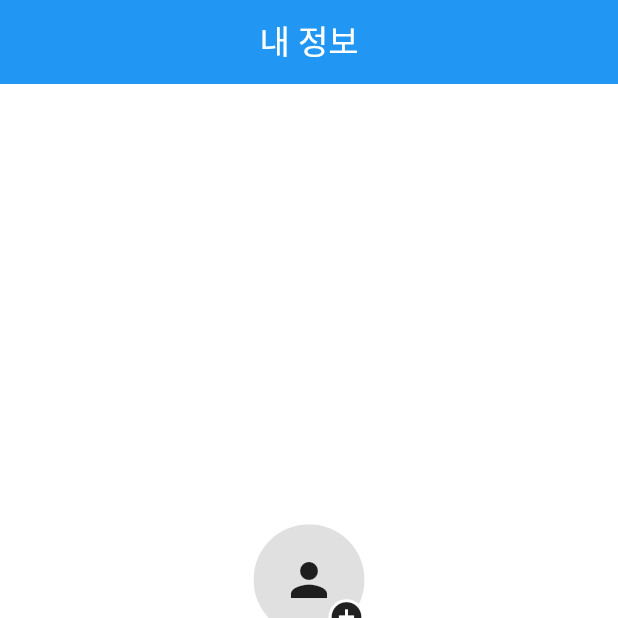
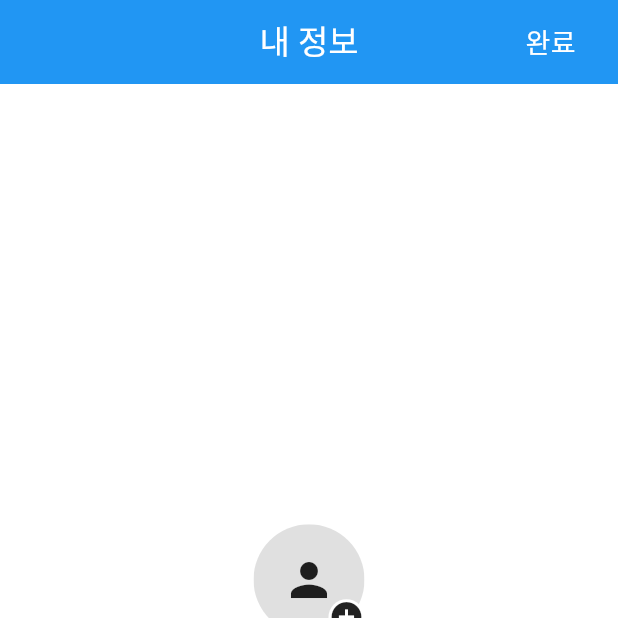
Before and after one commit to Meezzi/with-run-app, a Flutter app: the MyInfoPage screen opened directly with empty values, on a phone screen of 412 x 824 dp, the top half of it. Run offline on Flutter 3.47's test engine with Material 3 defaults, Android fonts, the phone set to English and light mode, and no system bars; our stand-ins replace cloud_firestore, firebase_auth, firebase_core, firebase_storage, flutter_dotenv, flutter_riverpod and 7 more; missing offline and left inert: time_range_picker; accounts and stored records are empty; generated files the repository leaves out were written again; project files that could hold a hidden picture were left out.

Commit message:
design : 앱바 액션 색상 변경

```diff
--- a/lib/ui/pages/my_info/my_info_page.dart
+++ b/lib/ui/pages/my_info/my_info_page.dart
@@ -121,7 +121,7 @@ class _MyInfoPageState extends ConsumerState<MyInfoPage> {
                     width: 50,
                     child: Text(
                       '완료',
-                      style: TextStyle(fontSize: 18, color: Colors.blue),
+                      style: TextStyle(fontSize: 18, color: Colors.white),
                     ),
                   ),
                 ),
```
